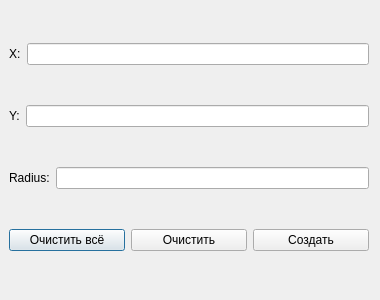
Before: the Qt Designer form main/add_data_form.ui in UmbrellaLeaf5/locus_no_pilotus, drawn with Qt 5.
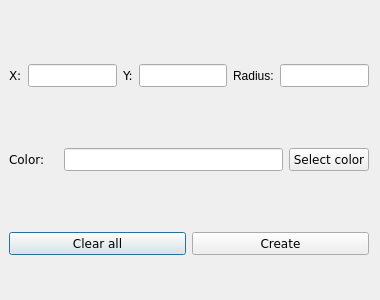
After: the same form once the commit is applied.

Commit message: add selecting color in TrappyCircle button

Diff of the .ui file:
```diff
--- a/main/add_data_form.ui
+++ b/main/add_data_form.ui
@@ -19,21 +19,83 @@
      <x>9</x>
      <y>9</y>
      <width>360</width>
-     <height>280</height>
+     <height>302</height>
     </rect>
    </property>
    <layout class="QGridLayout" name="gridLayout">
     <item row="2" column="0">
-     <layout class="QHBoxLayout" name="horizontalLayout_3">
+     <layout class="QHBoxLayout" name="horizontalLayout_4">
       <item>
-       <widget class="QLabel" name="label_3">
+       <layout class="QHBoxLayout" name="horizontalLayout_5">
+        <item>
+         <widget class="QPushButton" name="pushButton">
+          <property name="font">
+           <font>
+            <family>Verdana</family>
+           </font>
+          </property>
+          <property name="text">
+           <string>Clear all</string>
+          </property>
+         </widget>
+        </item>
+        <item>
+         <widget class="QPushButton" name="pushButton_3">
+          <property name="font">
+           <font>
+            <family>Verdana</family>
+           </font>
+          </property>
+          <property name="text">
+           <string>Create</string>
+          </property>
+         </widget>
+        </item>
+       </layout>
+      </item>
+     </layout>
+    </item>
+    <item row="1" column="0">
+     <layout class="QHBoxLayout" name="horizontalLayout_2">
+      <item>
+       <widget class="QLabel" name="label_6">
+        <property name="font">
+         <font>
+          <family>Verdana</family>
+         </font>
+        </property>
         <property name="text">
-         <string>Radius:</string>
+         <string>Color:</string>
         </property>
        </widget>
       </item>
       <item>
-       <widget class="QLineEdit" name="lineEdit_3"/>
+       <widget class="QLabel" name="label_4">
+        <property name="text">
+         <string/>
+        </property>
+       </widget>
+      </item>
+      <item>
+       <widget class="QLineEdit" name="lineEdit_4">
+        <property name="font">
+         <font>
+          <family>Verdana</family>
+         </font>
+        </property>
+       </widget>
+      </item>
+      <item>
+       <widget class="QPushButton" name="pushButton_2">
+        <property name="font">
+         <font>
+          <family>Verdana</family>
+         </font>
+        </property>
+        <property name="text">
+         <string>Select color</string>
+        </property>
+       </widget>
       </item>
      </layout>
     </item>
@@ -41,56 +103,61 @@
      <layout class="QHBoxLayout" name="horizontalLayout">
       <item>
        <widget class="QLabel" name="label">
+        <property name="font">
+         <font>
+          <family>Verdana</family>
+         </font>
+        </property>
         <property name="text">
          <string>X:</string>
         </property>
        </widget>
       </item>
       <item>
-       <widget class="QLineEdit" name="lineEdit"/>
+       <widget class="QLineEdit" name="lineEdit">
+        <property name="font">
+         <font>
+          <family>Verdana</family>
+         </font>
+        </property>
+       </widget>
       </item>
-     </layout>
-    </item>
-    <item row="1" column="0">
-     <layout class="QHBoxLayout" name="horizontalLayout_2">
       <item>
        <widget class="QLabel" name="label_2">
+        <property name="font">
+         <font>
+          <family>Verdana</family>
+         </font>
+        </property>
         <property name="text">
          <string>Y:</string>
         </property>
        </widget>
       </item>
       <item>
-       <widget class="QLineEdit" name="lineEdit_2"/>
+       <widget class="QLineEdit" name="lineEdit_2">
+        <property name="font">
+         <font>
+          <family>Verdana</family>
+         </font>
+        </property>
+       </widget>
       </item>
-     </layout>
-    </item>
-    <item row="3" column="0">
-     <layout class="QHBoxLayout" name="horizontalLayout_4">
       <item>
-       <layout class="QHBoxLayout" name="horizontalLayout_5">
-        <item>
-         <widget class="QPushButton" name="pushButton">
-          <property name="text">
-           <string>Очистить всё</string>
-          </property>
-         </widget>
-        </item>
-        <item>
-         <widget class="QPushButton" name="pushButton_2">
-          <property name="text">
-           <string>Очистить</string>
-          </property>
-         </widget>
-        </item>
-        <item>
-         <widget class="QPushButton" name="pushButton_3">
-          <property name="text">
-           <string>Создать</string>
-          </property>
-         </widget>
-        </item>
-       </layout>
+       <widget class="QLabel" name="label_3">
+        <property name="text">
+         <string>Radius:</string>
+        </property>
+       </widget>
+      </item>
+      <item>
+       <widget class="QLineEdit" name="lineEdit_3">
+        <property name="font">
+         <font>
+          <family>Verdana</family>
+         </font>
+        </property>
+       </widget>
       </item>
      </layout>
     </item>
```
The commit also changes 4 other files.
